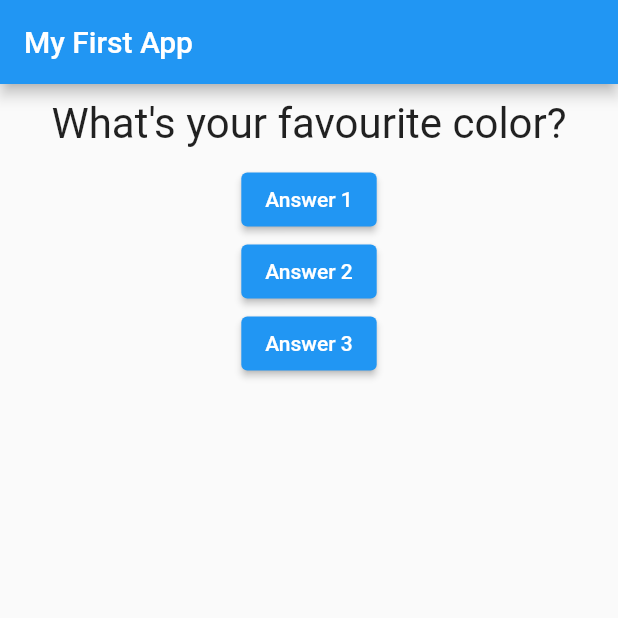
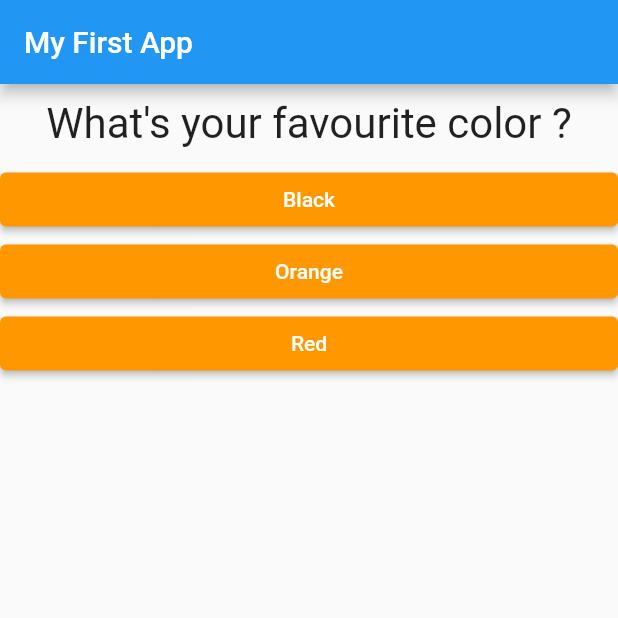
Before and after one commit to stuti-pathak/FlutterPractice, a Flutter app: the screen it shows after launch, on a phone screen of 412 x 824 dp, the top half of it. Run offline on Flutter 3.47's test engine with Material 2 defaults, Android fonts, the phone set to English and light mode, and no system bars; Roboto replaces fonts that are missing (SansSerif).

Commit message:
Added: passing function handler between the widgets

```diff
--- a/lib/answer.dart
+++ b/lib/answer.dart
@@ -1,9 +1,10 @@
 import 'package:flutter/material.dart';
 
 class Answer extends StatelessWidget {
-  final Function selectHandler;
+  final VoidCallback selectHandler;
+  final String answerText;
 
-  Answer(this.selectHandler);
+  Answer(this.selectHandler, this.answerText);
 
   @override
   Widget build(BuildContext context) {
@@ -12,8 +13,8 @@ class Answer extends StatelessWidget {
       child: ElevatedButton(
         style: ElevatedButton.styleFrom(
             primary: Colors.orange, padding: EdgeInsets.all(5)),
-        child: Text('Answer 1'),
-        onPressed: () => selectHandler,
+        child: Text(answerText),
+        onPressed: selectHandler,
       ),
     );
   }
--- a/lib/main.dart
+++ b/lib/main.dart
@@ -15,7 +15,7 @@ class MyApp extends StatefulWidget {
 class _MyAppState extends State<MyApp> {
   var _questionIndex = 0;
 
-  void _answerQueston() {
+  void _answerQuestion() {
     setState(() {
       _questionIndex = _questionIndex + 1;
     });
@@ -24,9 +24,19 @@ class _MyAppState extends State<MyApp> {
 
   @override
   Widget build(BuildContext context) {
-    var questions = [
-      'What\'s your favourite color?',
-      'What\'s your favourite animal?',
+    const questions = [
+      {
+        'questionText': 'What\'s your favourite color ?',
+        'answers': ['Black', 'Orange', 'Red']
+      },
+      {
+        'questionText': 'What\'s your favourite animal ?',
+        'answers': ['Rabbit', 'Dog', 'Cat']
+      },
+      {
+        'questionText': 'who is your favourite actor ?',
+        'answers': ['Jhonny Dep', 'Robert Pattison', 'Christene Bale']
+      },
     ];
     return MaterialApp(
       home: Scaffold(
@@ -35,19 +45,11 @@ class _MyAppState extends State<MyApp> {
         ),
         body: Column(
           children: [
-            Question(questions[_questionIndex]),
-            ElevatedButton(
-              child: Text('Answer 1'),
-              onPressed: _answerQueston,
-            ),
-            ElevatedButton(
-                onPressed: () => print("Answer 2 choosen"),
-                child: Text('Answer 2')),
-            ElevatedButton(
-                onPressed: () {
-                  print("Answer 3 choosen");
-                },
-                child: Text('Answer 3')),
+            Question(questions[_questionIndex]['questionText'].toString()),
+            ...(questions[_questionIndex]['answers'] as List<String>)
+                .map((answer) {
+              return Answer(_answerQuestion, answer);
+            }).toList()
           ],
         ),
       ),
```
